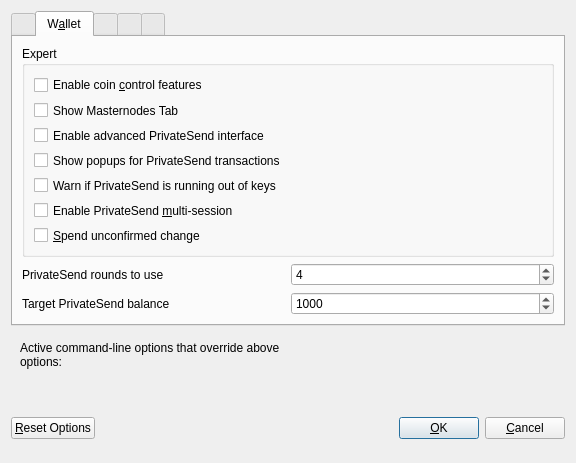
Before: the Qt Designer form src/qt/forms/optionsdialog.ui in cryptolinux/ion, drawn with Qt 5.
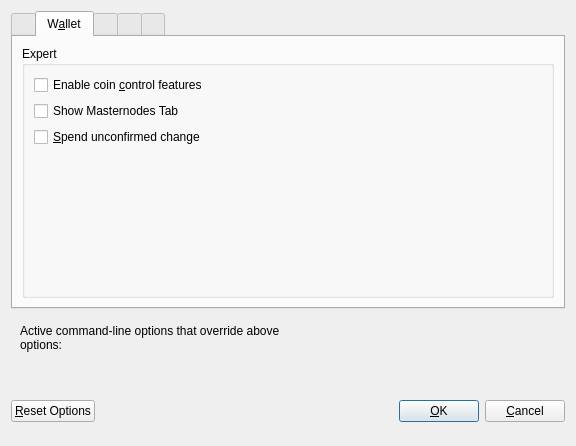
After: the same form once the commit is applied. The open tabs and pages were chosen to show the change. Custom widgets are drawn as their Qt base class.

```diff
--- a/src/qt/forms/optionsdialog.ui
+++ b/src/qt/forms/optionsdialog.ui
@@ -169,46 +169,6 @@
             </property>
            </widget>
           </item>
-          <item>
-           <widget class="QCheckBox" name="showAdvancedPSUI">
-            <property name="toolTip">
-             <string>Show additional information and buttons for PrivateSend on overview screen.</string>
-            </property>
-            <property name="text">
-             <string>Enable advanced PrivateSend interface</string>
-            </property>
-           </widget>
-          </item>
-          <item>
-           <widget class="QCheckBox" name="showPrivateSendPopups">
-            <property name="toolTip">
-             <string>Show system popups for PrivateSend mixing transactions&lt;br/&gt;just like for all other transaction types.</string>
-            </property>
-            <property name="text">
-             <string>Show popups for PrivateSend transactions</string>
-            </property>
-           </widget>
-          </item>
-          <item>
-           <widget class="QCheckBox" name="lowKeysWarning">
-            <property name="toolTip">
-             <string>Show warning dialog when PrivateSend detects that wallet has very low number of keys left.</string>
-            </property>
-            <property name="text">
-             <string>Warn if PrivateSend is running out of keys</string>
-            </property>
-           </widget>
-          </item>
-          <item>
-           <widget class="QCheckBox" name="privateSendMultiSession">
-            <property name="toolTip">
-             <string>Whether to use experimental PrivateSend mode with multiple mixing sessions per block.&lt;br/&gt;Note: You must use this feature carefully.&lt;br/&gt;Make sure you always have recent wallet (auto)backup in a safe place!</string>
-            </property>
-            <property name="text">
-             <string>Enable PrivateSend &amp;multi-session</string>
-            </property>
-           </widget>
-          </item>
           <item>
            <widget class="QCheckBox" name="spendZeroConfChange">
             <property name="toolTip">
@@ -219,91 +179,22 @@
             </property>
            </widget>
           </item>
+          <item>
+           <spacer name="verticalSpacer_Window">
+            <property name="orientation">
+             <enum>Qt::Vertical</enum>
+            </property>
+            <property name="sizeHint" stdset="0">
+             <size>
+              <width>20</width>
+              <height>40</height>
+             </size>
+            </property>
+           </spacer>
+          </item>
          </layout>
         </widget>
        </item>
-       <item>
-        <layout class="QHBoxLayout" name="horizontalLayout_4_Wallet">
-         <item>
-          <widget class="QLabel" name="label">
-           <property name="toolTip">
-            <string>This setting determines the amount of individual masternodes that an input will be mixed through.&lt;br/&gt;More rounds of mixing gives a higher degree of privacy, but also costs more in fees.</string>
-           </property>
-           <property name="text">
-            <string>PrivateSend rounds to use</string>
-           </property>
-          </widget>
-         </item>
-         <item>
-          <widget class="QSpinBox" name="privateSendRounds">
-           <property name="minimum">
-            <number>2</number>
-           </property>
-           <property name="maximum">
-            <number>16</number>
-           </property>
-           <property name="value">
-            <number>4</number>
-           </property>
-          </widget>
-         </item>
-        </layout>
-       </item>
-       <item>
-        <layout class="QHBoxLayout" name="horizontalLayout">
-         <item>
-          <widget class="QLabel" name="label_2">
-           <property name="toolTip">
-            <string>This amount acts as a threshold to turn off PrivateSend once it's reached.</string>
-           </property>
-           <property name="statusTip">
-            <string notr="true"/>
-           </property>
-           <property name="whatsThis">
-            <string notr="true"/>
-           </property>
-           <property name="accessibleName">
-            <string notr="true"/>
-           </property>
-           <property name="accessibleDescription">
-            <string notr="true"/>
-           </property>
-           <property name="text">
-            <string>Target PrivateSend balance</string>
-           </property>
-          </widget>
-         </item>
-         <item>
-          <widget class="QSpinBox" name="privateSendAmount">
-           <property name="minimum">
-            <number>2</number>
-           </property>
-           <property name="maximum">
-            <number>2000</number>
-           </property>
-           <property name="singleStep">
-            <number>10</number>
-           </property>
-           <property name="value">
-            <number>1000</number>
-           </property>
-          </widget>
-         </item>
-        </layout>
-       </item>
-       <item>
-        <spacer name="verticalSpacer_Wallet">
-         <property name="orientation">
-          <enum>Qt::Vertical</enum>
-         </property>
-         <property name="sizeHint" stdset="0">
-          <size>
-           <width>20</width>
-           <height>40</height>
-          </size>
-         </property>
-        </spacer>
-       </item>
       </layout>
      </widget>
      <widget class="QWidget" name="pageNetwork">
```
